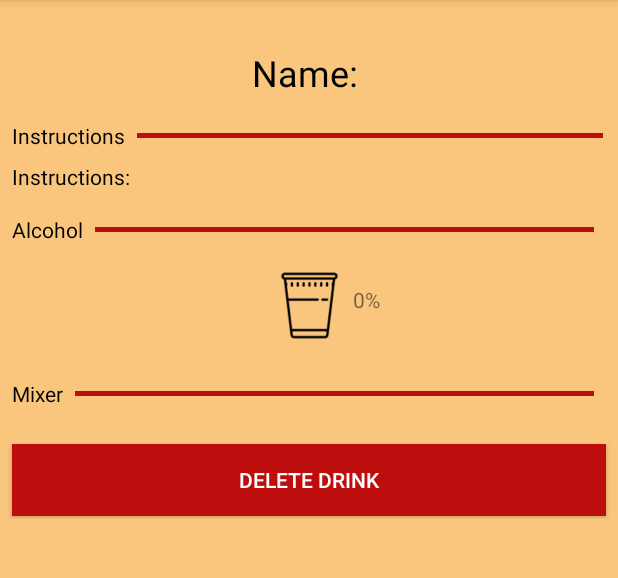
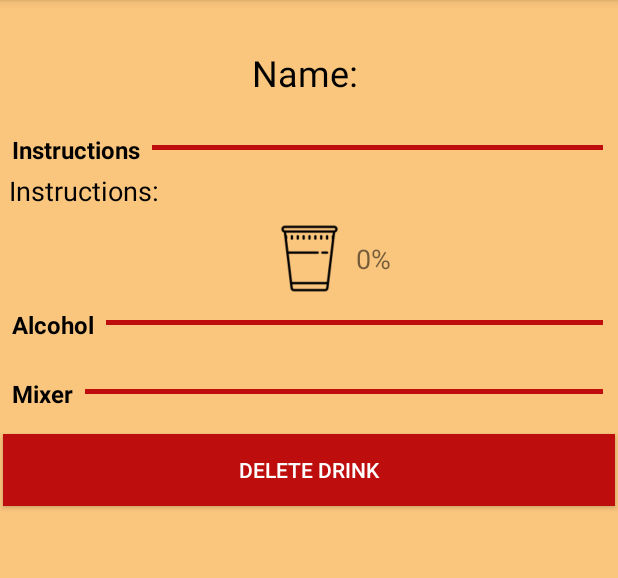
Before and after one commit to qwn2203/Cheers, an Android app: the DrinkInformationActivity screen opened directly, with no data from a screen before it, on a phone screen of 412 x 824 dp, the part 84-662 px from its top. Run offline under Robolectric (Android 15) with nearby library versions, the phone set to English and light mode, and no system bars; 4 statements that could not run were skipped.

Commit message:
Drink Information Screen Corrected

```diff
--- a/app/src/main/java/com/example/cheers/Activity/MainActivity.java
+++ b/app/src/main/java/com/example/cheers/Activity/MainActivity.java
@@ -22,6 +22,7 @@ public class MainActivity extends Activity {
     public static ArrayList<DrinkIngredient> drinks;
     public static ArrayList< Ingredients > ingredients;
     public static DBHandler handler;
+    public static String MAC_ADDRESS;
 
     LoadFavorites favorites;
 
--- a/app/src/main/java/com/example/cheers/Activity/homeActivity.java
+++ b/app/src/main/java/com/example/cheers/Activity/homeActivity.java
@@ -29,12 +29,14 @@ public class homeActivity extends Activity {
             public void onClick(View v) {
                 Intent i = new Intent(homeActivity.this, FavoritesActivity.class);
                 startActivity(i);
+                overridePendingTransition(android.R.anim.fade_in, android.R.anim.fade_out);
             }
         });
         bebidas.setOnClickListener(new View.OnClickListener() {
             @Override
             public void onClick(View v) {
                 Intent i = new Intent(homeActivity.this, DrinksActivity.class);
+                overridePendingTransition(android.R.anim.fade_in, android.R.anim.fade_out);
                 startActivity(i);
             }
         });
@@ -42,6 +44,7 @@ public class homeActivity extends Activity {
             @Override
             public void onClick(View v) {
                 Intent i = new Intent(homeActivity.this, CreateDrinkActivity.class);
+                overridePendingTransition(android.R.anim.fade_in, android.R.anim.fade_out);
                 startActivity(i);
             }
         });
@@ -49,6 +52,7 @@ public class homeActivity extends Activity {
             @Override
             public void onClick(View v) {
                 Intent i = new Intent(homeActivity.this, InventarioActivity.class);
+                overridePendingTransition(android.R.anim.fade_in, android.R.anim.fade_out);
                 startActivity(i);
             }
         });
--- a/app/src/main/java/com/example/cheers/Adapters/IngredientAdapter.java
+++ b/app/src/main/java/com/example/cheers/Adapters/IngredientAdapter.java
@@ -16,6 +16,7 @@ import com.example.cheers.Objetos.Ingredients;
 import com.example.cheers.R;
 
 import java.util.ArrayList;
+import java.util.HashMap;
 
 public class IngredientAdapter extends RecyclerView.Adapter {
     ArrayList<Ingredients> ingredients = new ArrayList<>();
@@ -47,7 +48,9 @@ public class IngredientAdapter extends RecyclerView.Adapter {
                 ingredientViewHolder.percentage.setText(progress + "%");
                 if(progress == 0){
                     CreateDrinkActivity.percentageIng.remove(id);
+                    CreateDrinkActivity.typeIngredient.remove((ingredients.get(position).getType() == 0) ? position+100: position);
                 } else {
+                    CreateDrinkActivity.typeIngredient.put((ingredients.get(position).getType() == 0) ? position+100 : position, ingredients.get(position).getType());
                     CreateDrinkActivity.percentageIng.put(id,progress);
                     CreateDrinkActivity.updatePercentage();
                 }
--- a/app/src/main/res/layout/activity_drink_information.xml
+++ b/app/src/main/res/layout/activity_drink_information.xml
@@ -18,7 +18,6 @@
             android:layout_marginStart="8dp"
             android:layout_marginTop="32dp"
             android:layout_marginEnd="8dp"
-            android:layout_marginBottom="8dp"
             android:text="Name: "
             android:textColor="@android:color/black"
             android:textSize="24sp"
@@ -33,7 +32,7 @@
             android:layout_width="0dp"
             android:layout_height="wrap_content"
             android:layout_marginStart="8dp"
-            android:layout_marginTop="16dp"
+            android:layout_marginTop="24dp"
             android:layout_marginEnd="2dp"
             android:layout_marginBottom="16dp"
             android:gravity="top"
@@ -50,7 +49,8 @@
                 android:background="@color/background"
                 android:text="Instructions"
                 android:textColor="#000000"
-                android:textSize="14sp" />
+                android:textSize="16sp"
+                android:textStyle="bold" />
 
             <View
                 android:layout_width="wrap_content"
@@ -65,14 +65,15 @@
 
         <TextView
             android:id="@+id/instructionsLabel"
-            android:layout_width="wrap_content"
+            android:layout_width="0dp"
             android:layout_height="wrap_content"
-            android:layout_marginStart="8dp"
-            android:layout_marginTop="8dp"
-            android:layout_marginEnd="8dp"
+            android:layout_marginStart="6dp"
+            android:layout_marginTop="4dp"
+            android:layout_marginEnd="2dp"
             android:layout_marginBottom="8dp"
             android:text="Instructions:"
             android:textColor="@android:color/black"
+            android:textSize="18sp"
             app:layout_constraintBottom_toBottomOf="parent"
             app:layout_constraintEnd_toEndOf="parent"
             app:layout_constraintHorizontal_bias="0.0"
@@ -85,45 +86,46 @@
             android:layout_width="50dp"
             android:layout_height="50dp"
             android:layout_marginStart="16dp"
-            android:layout_marginTop="16dp"
+            android:layout_marginTop="8dp"
             android:layout_marginEnd="16dp"
             android:layout_marginBottom="16dp"
             android:src="@drawable/cup0"
             app:layout_constraintBottom_toBottomOf="parent"
             app:layout_constraintEnd_toEndOf="parent"
             app:layout_constraintStart_toStartOf="parent"
-            app:layout_constraintTop_toBottomOf="@+id/linearLayout2"
+            app:layout_constraintTop_toBottomOf="@+id/instructionsLabel"
             app:layout_constraintVertical_bias="0.0" />
 
         <TextView
             android:id="@+id/percentTextView"
             android:layout_width="wrap_content"
             android:layout_height="wrap_content"
-            android:layout_marginStart="4dp"
-            android:layout_marginTop="8dp"
-            android:layout_marginEnd="4dp"
-            android:layout_marginBottom="8dp"
+            android:layout_marginStart="6dp"
+            android:layout_marginTop="16dp"
+            android:layout_marginEnd="2dp"
+            android:layout_marginBottom="16dp"
             android:text="0%"
-            app:layout_constraintBottom_toTopOf="@+id/alcoholRecycler"
+            android:textSize="18sp"
+            app:layout_constraintBottom_toTopOf="@+id/linearLayout2"
             app:layout_constraintEnd_toEndOf="parent"
             app:layout_constraintHorizontal_bias="0.0"
             app:layout_constraintStart_toEndOf="@+id/cupImage"
-            app:layout_constraintTop_toBottomOf="@+id/linearLayout2" />
+            app:layout_constraintTop_toBottomOf="@+id/instructionsLabel" />
 
         <LinearLayout
             android:id="@+id/linearLayout2"
             android:layout_width="0dp"
             android:layout_height="wrap_content"
             android:layout_marginStart="8dp"
-            android:layout_marginTop="16dp"
-            android:layout_marginEnd="8dp"
+            android:layout_marginTop="8dp"
+            android:layout_marginEnd="2dp"
             android:layout_marginBottom="16dp"
             android:gravity="top"
             android:overScrollMode="never"
             app:layout_constraintBottom_toBottomOf="parent"
             app:layout_constraintEnd_toEndOf="parent"
             app:layout_constraintStart_toStartOf="parent"
-            app:layout_constraintTop_toBottomOf="@+id/instructionsLabel"
+            app:layout_constraintTop_toBottomOf="@+id/cupImage"
             app:layout_constraintVertical_bias="0.0">
 
             <TextView
@@ -133,7 +135,8 @@
                 android:background="@color/background"
                 android:text="Alcohol"
                 android:textColor="#000000"
-                android:textSize="14sp" />
+                android:textSize="16sp"
+                android:textStyle="bold" />
 
             <View
                 android:layout_width="wrap_content"
@@ -153,12 +156,12 @@
             android:layout_marginStart="2dp"
             android:layout_marginTop="8dp"
             android:layout_marginEnd="2dp"
-            android:layout_marginBottom="8dp"
+            android:layout_marginBottom="16dp"
             android:overScrollMode="never"
             app:layout_constraintBottom_toBottomOf="parent"
             app:layout_constraintEnd_toEndOf="parent"
             app:layout_constraintStart_toStartOf="parent"
-            app:layout_constraintTop_toBottomOf="@+id/cupImage"
+            app:layout_constraintTop_toBottomOf="@+id/linearLayout2"
             app:layout_constraintVertical_bias="0.0">
 
         </androidx.recyclerview.widget.RecyclerView>
@@ -169,8 +172,8 @@
             android:layout_height="wrap_content"
             android:layout_marginStart="8dp"
             android:layout_marginTop="16dp"
-            android:layout_marginEnd="8dp"
-            android:layout_marginBottom="16dp"
+            android:layout_marginEnd="2dp"
+            android:layout_marginBottom="32dp"
             android:gravity="top"
             app:layout_constraintBottom_toBottomOf="parent"
             app:layout_constraintEnd_toEndOf="parent"
@@ -185,7 +188,8 @@
                 android:background="@color/background"
                 android:text="Mixer"
                 android:textColor="#000000"
-                android:textSize="14sp" />
+                android:textSize="16sp"
+                android:textStyle="bold" />
 
             <View
                 android:layout_width="wrap_content"
@@ -205,7 +209,7 @@
             android:layout_marginStart="2dp"
             android:layout_marginTop="8dp"
             android:layout_marginEnd="2dp"
-            android:layout_marginBottom="8dp"
+            android:layout_marginBottom="16dp"
             android:overScrollMode="never"
             app:layout_constraintBottom_toBottomOf="parent"
             app:layout_constraintEnd_toEndOf="parent"
@@ -217,10 +221,10 @@
             android:id="@+id/deleteBtn"
             android:layout_width="0dp"
             android:layout_height="wrap_content"
-            android:layout_marginStart="8dp"
-            android:layout_marginTop="16dp"
-            android:layout_marginEnd="8dp"
-            android:layout_marginBottom="2dp"
+            android:layout_marginStart="2dp"
+            android:layout_marginTop="8dp"
+            android:layout_marginEnd="2dp"
+            android:layout_marginBottom="8dp"
             android:background="@color/colorPrimary"
             android:onClick="delete"
             android:paddingLeft="10dp"
```
Also changed, not shown: app/src/main/java/com/example/cheers/Activity/CreateDrinkActivity.java (+54 -19 lines), app/src/main/java/com/example/cheers/Adapters/DrinkAdapter.java (+7 -20 lines), app/src/main/java/com/example/cheers/DBHandler.java (+25 -0 lines).
